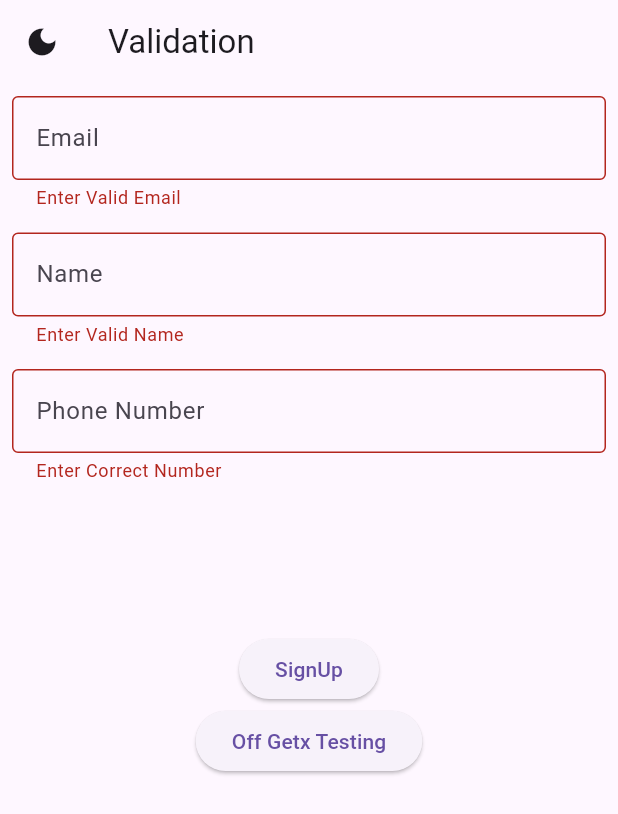
After one commit to sathyayadav0096/secondjob, a Flutter app: the ValidationsUsingGetx screen opened directly, after a tap on "SignUp", on a phone screen of 412 x 824 dp. The commit adds this screen. Shown: the top 814 px of the screen. Run offline on Flutter 3.47's test engine with Material 3 defaults, Android fonts, the phone set to English and light mode, and no system bars; our stand-ins replace dotted_line, get, google_maps_flutter, image_picker; missing offline and left inert: dart:ffi, razorpay_flutter.

```diff
--- a/lib/ritch_text/ritch_test.dart
+++ b/lib/ritch_text/ritch_test.dart
@@ -8,6 +8,7 @@ class Mana extends ChangeNotifier {
 
       appBar: AppBar(
         title: Text('Rich Text Example'),
+        leading: Icon(Icons.arrow_back_ios),
       ),
       body: Center(
         child: RichText(
--- /dev/null
+++ b/lib/validations/validations_getx.dart
@@ -0,0 +1,106 @@
+import 'dart:ffi';
+
+import 'package:flutter/material.dart';
+import 'package:flutter/services.dart';
+import 'package:get/get.dart';
+import 'package:untitled/ritch_text/ritch_test.dart';
+
+class ValidationsUsingGetx extends StatefulWidget {
+  const ValidationsUsingGetx({super.key});
+
+  @override
+  State<ValidationsUsingGetx> createState() => _ValidationsUsingGetxState();
+}
+
+class _ValidationsUsingGetxState extends State<ValidationsUsingGetx> {
+  final _formKey = GlobalKey<FormState>();
+
+  @override
+  Widget build(BuildContext context) {
+    return Scaffold(
+      appBar: AppBar(
+        title: const Text('Validation'),
+        leading: IconButton(
+          onPressed: () {
+            Get.changeTheme(
+                Get.isDarkMode ? ThemeData.light() : ThemeData.dark());
+          },
+          icon: const Icon(Icons.dark_mode),
+        ),
+      ),
+      body: SafeArea(
+        child: Padding(
+          padding: const EdgeInsets.all(8.0),
+          child: Form(
+            key: _formKey,
+            child: Column(
+              children: [
+                TextFormField(
+                  autovalidateMode: AutovalidateMode.onUserInteraction,
+                  validator: (value) {
+                    if (GetUtils.isEmail(value!)) {
+                      return null;
+                    }
+                    return 'Enter Valid Email';
+                  },
+                  keyboardType: TextInputType.emailAddress,
+                  decoration: const InputDecoration(
+                      hintText: 'Email',
+                      // label: Text('Label Email'),
+                      border: OutlineInputBorder()),
+                ),
+                const SizedBox(height: 15),
+                TextFormField(
+                  autovalidateMode: AutovalidateMode.onUserInteraction,
+                  validator: (value) {
+                    if (GetUtils.isAlphabetOnly(value!)) {
+                      return null;
+                    }
+                    return 'Enter Valid Name';
+                  },
+                  keyboardType: TextInputType.name,
+                  decoration: const InputDecoration(
+                      hintText: 'Name',
+                      //label: Text('Label name'),
+                      border: OutlineInputBorder()),
+                ),
+                const SizedBox(height: 15),
+                TextFormField(
+                  autovalidateMode: AutovalidateMode.onUserInteraction,
+                  decoration: const InputDecoration(
+                      hintText: 'Phone Number', border: OutlineInputBorder()),
+                  validator: (value) {
+                    if (GetUtils.isPhoneNumber(value!) && value.length == 10) {
+                      return null;
+                    }
+                    return 'Enter Correct Number';
+                  },
+                  keyboardType: TextInputType.phone,
+                  inputFormatters: [
+                    FilteringTextInputFormatter.digitsOnly,
+                    LengthLimitingTextInputFormatter(10)
+                  ],
+                ),
+                const SizedBox(height: 100),
+                ElevatedButton(
+                    onPressed: () {
+                      if (_formKey.currentState!.validate()) {
+                        // all correct this will execute
+                      } else {
+                        // if it is invalid this will execute
+                        (const Text('Enter Valid Details'));
+                      }
+                      print('Details Has Been Saved');
+                    },
+                    child: const Text('SignUp')),
+                ElevatedButton(onPressed: (){
+                  Get.to(Mana());
+                }, child: Text('Off Getx Testing'))
+              ],
+            ),
+          ),
+        ),
+      ),
+    );
+  }
+}
--- a/pubspec.yaml
+++ b/pubspec.yaml
@@ -16,6 +16,7 @@ dependencies:
   firebase_core: any
   provider: any
 
+
 dev_dependencies:
   flutter_test:
     sdk: flutter
@@ -23,6 +24,8 @@ dev_dependencies:
   image_picker:
   google_maps_flutter: ^2.0.10
   razorpay_flutter: any
+  flutter_localization: ^0.2.0
+
 
 
 
```
Also changed, not shown: lib/coderunning_ios_orandroid/ios_orandroid.dart (added, +23 -0 lines), lib/getx_state_management/controller/count_controller.dart (added, +10 -0 lines), lib/getx_state_management/state_management/state_management.dart (added, +35 -0 lines), lib/main.dart (+8 -4 lines), lib/reverse_string_second.dart (deleted, +0 -25 lines), lib/snackbar_dialogbox_bottomsheet/snackbar_dialogbox_bottomshee.dart (+49 -4 lines), lib/whats/contacts_list.dart (deleted, +0 -131 lines), pubspec.lock.
